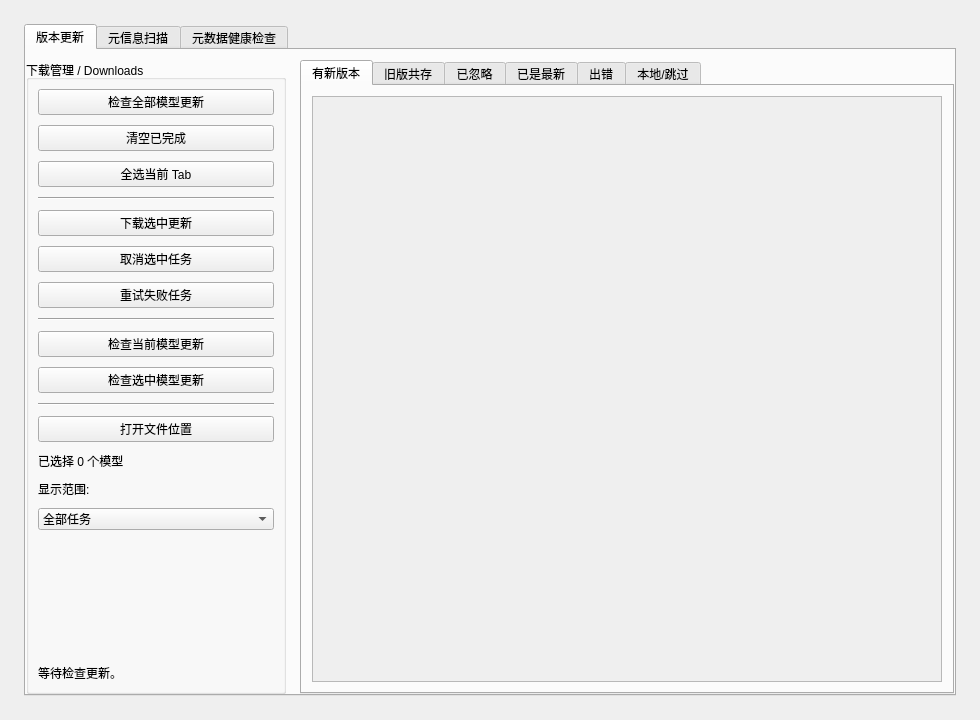
This is pages/downloadspage.ui in hanbinhsh/SD-LoRA-Manager as Qt 5 draws it before an edit. The edited form follows.
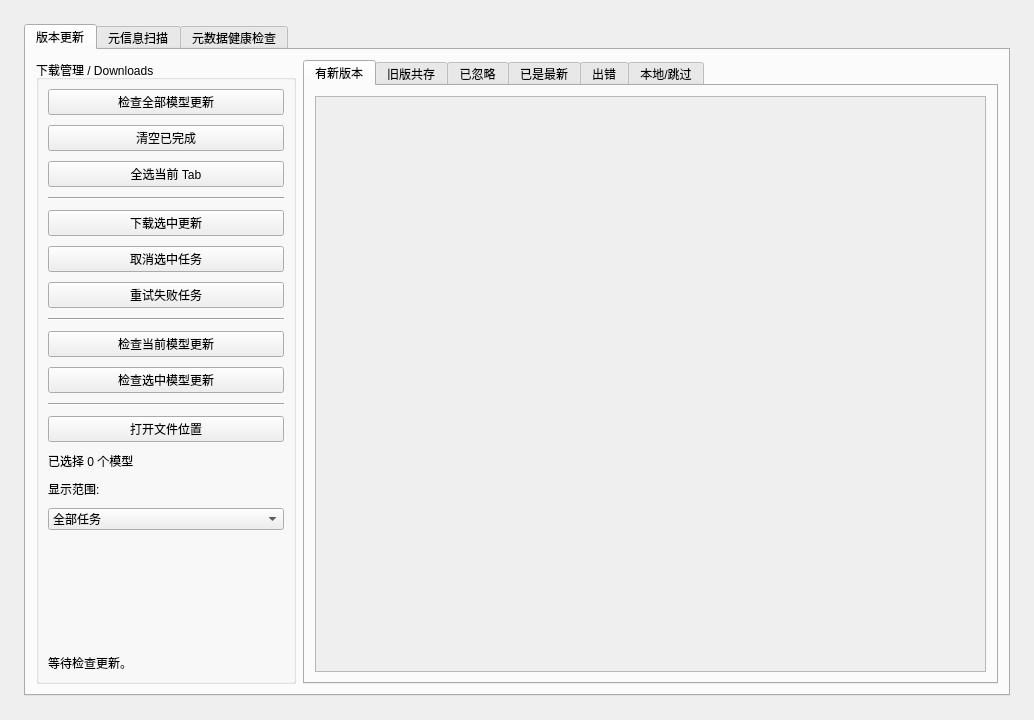
This is the edited form.

The edit to the form file:
```diff
--- a/pages/downloadspage.ui
+++ b/pages/downloadspage.ui
@@ -6,7 +6,7 @@
    <rect>
     <x>0</x>
     <y>0</y>
-    <width>980</width>
+    <width>1034</width>
     <height>720</height>
    </rect>
   </property>
@@ -37,19 +37,19 @@
       </attribute>
       <layout class="QHBoxLayout" name="horizontalLayout_DownloadsRoot">
        <property name="spacing">
-        <number>14</number>
+        <number>7</number>
        </property>
        <property name="leftMargin">
-        <number>0</number>
+        <number>10</number>
        </property>
        <property name="topMargin">
         <number>10</number>
        </property>
        <property name="rightMargin">
-        <number>0</number>
+        <number>10</number>
        </property>
        <property name="bottomMargin">
-        <number>0</number>
+        <number>10</number>
        </property>
        <item>
         <widget class="QGroupBox" name="groupDownloadsActions">
@@ -258,8 +258,8 @@
                <rect>
                 <x>0</x>
                 <y>0</y>
-                <width>628</width>
-                <height>568</height>
+                <width>669</width>
+                <height>558</height>
                </rect>
               </property>
               <layout class="QVBoxLayout" name="downloadCardsLayout">
```
Left out of the diff: 22 changed lines with no effect on the pictures. Lines whose indentation alone changed are shown as unchanged.
